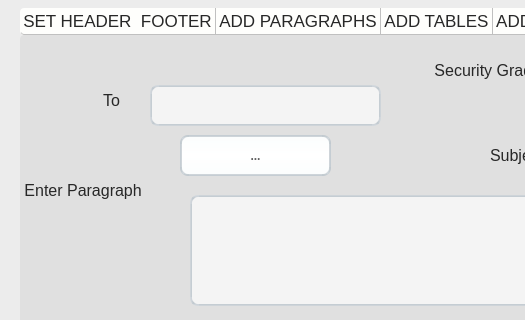
Qt form MAIN1.ui (Manfaz-Ali/WORD_AUTOMATE) before a commit; both pictures show x 0 to 525 and y 142 to 462 of the 1447 by 826 pixel window.
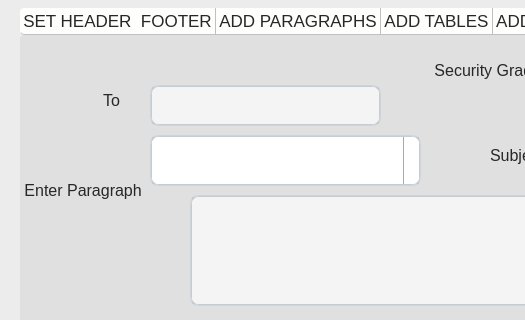
The same form after that commit. Icons and pictures are not drawn.

Diff of the .ui file:
```diff
--- a/MAIN1.ui
+++ b/MAIN1.ui
@@ -1428,17 +1428,22 @@
        <string>Subject</string>
       </property>
      </widget>
-     <widget class="QToolButton" name="toolButton">
+     <widget class="QComboBox" name="comboBox_to">
       <property name="geometry">
        <rect>
-        <x>160</x>
+        <x>130</x>
         <y>100</y>
-        <width>151</width>
-        <height>41</height>
+        <width>271</width>
+        <height>51</height>
        </rect>
       </property>
-      <property name="text">
-       <string>...</string>
+      <property name="font">
+       <font>
+        <pointsize>12</pointsize>
+       </font>
+      </property>
+      <property name="currentText">
+       <string/>
       </property>
      </widget>
     </widget>
```
